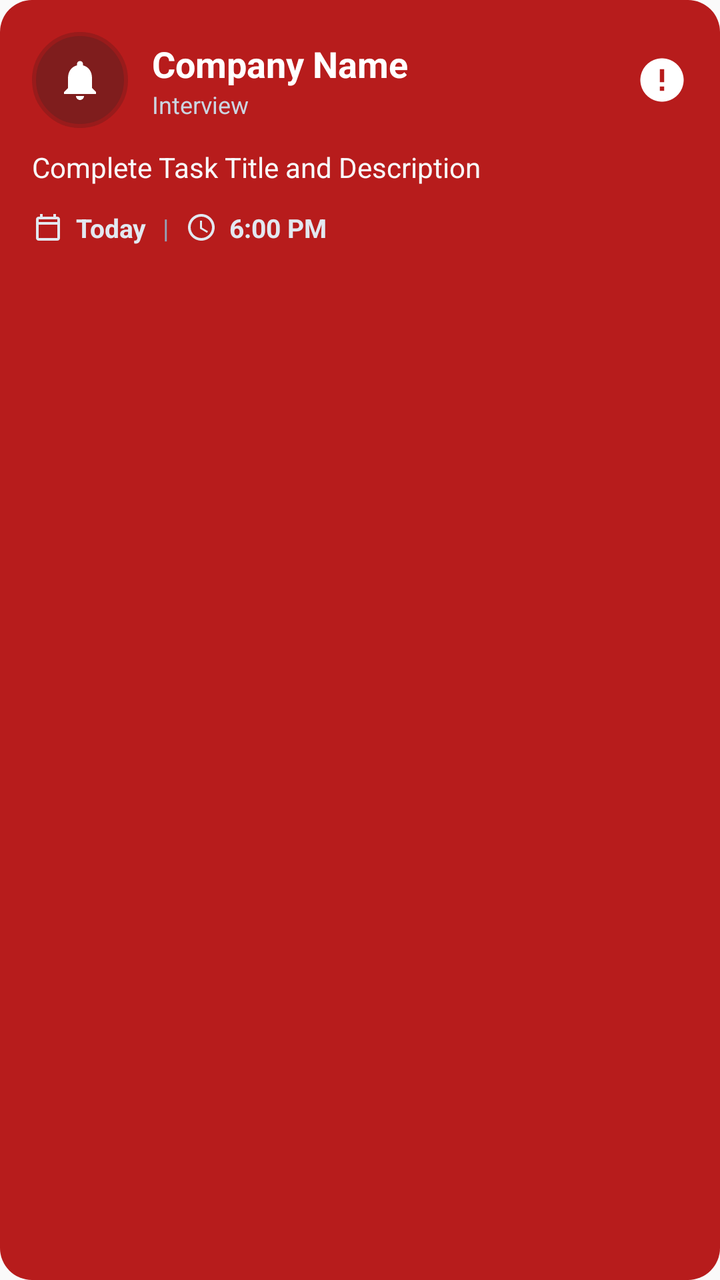
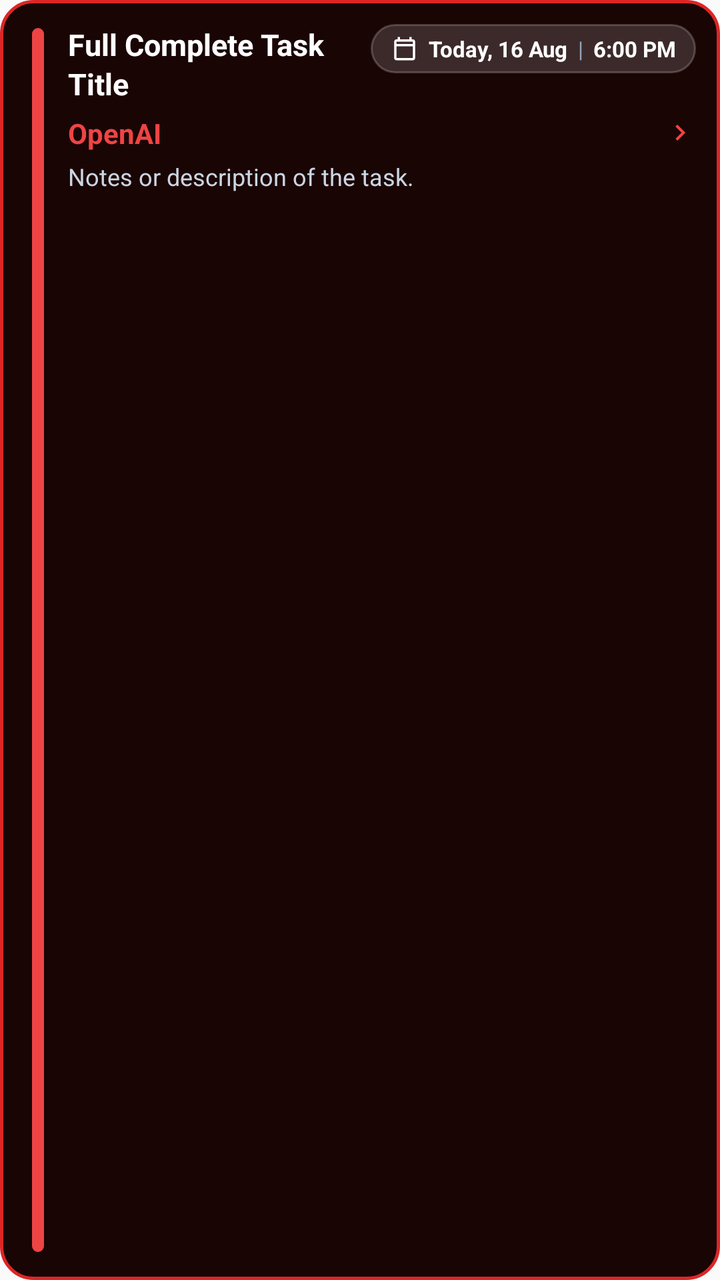

Compare the two renders of this Android layout. The source of the first and the diff that turns it into the second are given below.
<!-- AndroidManifest.xml: application theme Theme.MyReminder -->
<!-- res/layout/notification_task_reminder_expanded.xml -->
<?xml version="1.0" encoding="utf-8"?>
<LinearLayout xmlns:android="http://schemas.android.com/apk/res/android"
    android:id="@+id/notification_card"
    android:layout_width="match_parent"
    android:layout_height="wrap_content"
    android:orientation="vertical"
    android:padding="16dp"
    android:background="@drawable/bg_notification_card_high">

    
    <LinearLayout
        android:layout_width="match_parent"
        android:layout_height="wrap_content"
        android:orientation="horizontal"
        android:gravity="center_vertical">

        
        <FrameLayout
            android:id="@+id/notification_bell_container"
            android:layout_width="48dp"
            android:layout_height="48dp"
            android:layout_marginEnd="12dp"
            android:background="@drawable/bg_bell_circle_high">

            <ImageView
                android:id="@+id/notification_bell_icon"
                android:layout_width="24dp"
                android:layout_height="24dp"
                android:layout_gravity="center"
                android:src="@drawable/ic_notification"
                android:tint="#FFFFFF"
                android:contentDescription="Notification Icon" />
        </FrameLayout>

        
        <LinearLayout
            android:layout_width="0dp"
            android:layout_height="wrap_content"
            android:layout_weight="1"
            android:orientation="vertical">

            <TextView
                android:id="@+id/notification_company"
                android:layout_width="wrap_content"
                android:layout_height="wrap_content"
                android:text="Company Name"
                android:textColor="#FFFFFF"
                android:textSize="18sp"
                android:textStyle="bold" />

            <TextView
                android:id="@+id/notification_type"
                android:layout_width="wrap_content"
                android:layout_height="wrap_content"
                android:text="Interview"
                android:textColor="#CBD5E1"
                android:textSize="12sp" />
        </LinearLayout>

        
        <ImageView
            android:id="@+id/notification_priority_badge"
            android:layout_width="26dp"
            android:layout_height="26dp"
            android:src="@drawable/ic_priority_exclamation"
            android:contentDescription="Priority Alert" />
    </LinearLayout>

    
    <TextView
        android:id="@+id/notification_title"
        android:layout_width="match_parent"
        android:layout_height="wrap_content"
        android:layout_marginTop="10dp"
        android:text="Complete Task Title and Description"
        android:textColor="#F8FAFC"
        android:textSize="14sp"
        android:lineSpacingExtra="2dp"
        android:maxLines="10" />

    
    <TextView
        android:id="@+id/notification_details"
        android:layout_width="match_parent"
        android:layout_height="wrap_content"
        android:layout_marginTop="4dp"
        android:text=""
        android:textColor="#CBD5E1"
        android:textSize="12sp"
        android:visibility="gone" />

    
    <LinearLayout
        android:layout_width="wrap_content"
        android:layout_height="wrap_content"
        android:layout_marginTop="12dp"
        android:orientation="horizontal"
        android:gravity="center_vertical">

        <ImageView
            android:layout_width="16dp"
            android:layout_height="16dp"
            android:src="@drawable/ic_calendar_small"
            android:contentDescription="Calendar" />

        <TextView
            android:id="@+id/notification_date"
            android:layout_width="wrap_content"
            android:layout_height="wrap_content"
            android:layout_marginStart="6dp"
            android:text="Today"
            android:textColor="#E2E8F0"
            android:textSize="13sp"
            android:textStyle="bold" />

        <TextView
            android:layout_width="wrap_content"
            android:layout_height="wrap_content"
            android:layout_marginHorizontal="8dp"
            android:text="|"
            android:textColor="#94A3B8"
            android:textSize="13sp" />

        <ImageView
            android:layout_width="16dp"
            android:layout_height="16dp"
            android:src="@drawable/ic_clock_small"
            android:contentDescription="Clock" />

        <TextView
            android:id="@+id/notification_time"
            android:layout_width="wrap_content"
            android:layout_height="wrap_content"
            android:layout_marginStart="6dp"
            android:text="6:00 PM"
            android:textColor="#E2E8F0"
            android:textSize="13sp"
            android:textStyle="bold" />
    </LinearLayout>

</LinearLayout>
<!-- resources referenced by this layout -->
<resources>
  <!-- drawable bg_bell_circle_high (drawable) -->
  <?xml version="1.0" encoding="utf-8"?>
  <shape xmlns:android="http://schemas.android.com/apk/res/android"
      android:shape="oval">
      <solid android:color="#7F1D1D" />
      <stroke
          android:width="2dp"
          android:color="#991B1B" />
  </shape>
  <!-- drawable bg_notification_card_high (drawable) -->
  <?xml version="1.0" encoding="utf-8"?>
  <shape xmlns:android="http://schemas.android.com/apk/res/android"
      android:shape="rectangle">
      <solid android:color="#B71C1C" />
      <corners android:radius="16dp" />
  </shape>
  <!-- drawable ic_calendar_small (drawable) -->
  <vector xmlns:android="http://schemas.android.com/apk/res/android"
      android:width="16dp"
      android:height="16dp"
      android:viewportWidth="24"
      android:viewportHeight="24">
      <path
          android:fillColor="#E2E8F0"
          android:pathData="M19,4h-1V2h-2v2H8V2H6v2H5C3.89,4 3.01,4.9 3.01,6L3,20c0,1.1 0.89,2 2,2h14c1.1,0 2,-0.9 2,-2V6c0,-1.1 -0.9,-2 -2,-2zM19,20H5V10h14v10zM19,8H5V6h14v2z" />
  </vector>
  <!-- drawable ic_clock_small (drawable) -->
  <vector xmlns:android="http://schemas.android.com/apk/res/android"
      android:width="16dp"
      android:height="16dp"
      android:viewportWidth="24"
      android:viewportHeight="24">
      <path
          android:fillColor="#E2E8F0"
          android:pathData="M11.99,2C6.47,2 2,6.48 2,12s4.47,10 9.99,10C17.52,22 22,17.52 22,12S17.52,2 11.99,2zM12,20c-4.42,0 -8,-3.58 -8,-8s3.58,-8 8,-8 8,3.58 8,8 -3.58,8 -8,8zM12.5,7H11v6l5.25,3.15 0.75,-1.23 -4.5,-2.67z" />
  </vector>
  <!-- drawable ic_notification (drawable) -->
  <vector xmlns:android="http://schemas.android.com/apk/res/android"
      android:width="24dp"
      android:height="24dp"
      android:viewportWidth="24"
      android:viewportHeight="24">
      <path
          android:fillColor="#FFFFFF"
          android:pathData="M12,22c1.1,0 2,-0.9 2,-2h-4c0,1.1 0.9,2 2,2zM18,16v-5c0,-3.07 -1.63,-5.64 -4.5,-6.32V4c0,-0.83 -0.67,-1.5 -1.5,-1.5s-1.5,0.67 -1.5,1.5v0.68C7.64,5.36 6,7.92 6,11v5l-2,2v1h16v-1l-2,-2z" />
  </vector>
  <!-- drawable ic_priority_exclamation (drawable) -->
  <vector xmlns:android="http://schemas.android.com/apk/res/android"
      android:width="20dp"
      android:height="20dp"
      android:viewportWidth="24"
      android:viewportHeight="24">
      <path
          android:fillColor="#FFFFFF"
          android:pathData="M12,2C6.48,2 2,6.48 2,12s4.48,10 10,10 10,-4.48 10,-10S17.52,2 12,2zM13,17h-2v-2h2v2zM13,13h-2V7h2v6z" />
  </vector>
  <style name="Theme.MyReminder" parent="android:Theme.Material.Light.NoActionBar" />
</resources>

<!-- the commit's change to res/layout/notification_task_reminder_expanded.xml (unified diff, before → after) -->
@@ -3,139 +3,133 @@
     android:id="@+id/notification_card"
     android:layout_width="match_parent"
     android:layout_height="wrap_content"
-    android:orientation="vertical"
-    android:padding="16dp"
-    android:background="@drawable/bg_notification_card_high">
+    android:orientation="horizontal"
+    android:padding="12dp"
+    android:background="@drawable/bg_notification_card_v2_high"
+    android:gravity="top">
+
+    
+    <View
+        android:id="@+id/notification_priority_pill"
+        android:layout_width="6dp"
+        android:layout_height="match_parent"
+        android:layout_marginStart="4dp"
+        android:layout_marginEnd="12dp"
+        android:layout_marginVertical="2dp"
+        android:background="@drawable/bg_priority_pill_high" />
 
     
     <LinearLayout
-        android:layout_width="match_parent"
+        android:layout_width="0dp"
         android:layout_height="wrap_content"
-        android:orientation="horizontal"
-        android:gravity="center_vertical">
-
-        
-        <FrameLayout
-            android:id="@+id/notification_bell_container"
-            android:layout_width="48dp"
-            android:layout_height="48dp"
-            android:layout_marginEnd="12dp"
-            android:background="@drawable/bg_bell_circle_high">
-
-            <ImageView
-                android:id="@+id/notification_bell_icon"
-                android:layout_width="24dp"
-                android:layout_height="24dp"
-                android:layout_gravity="center"
-                android:src="@drawable/ic_notification"
-                android:tint="#FFFFFF"
-                android:contentDescription="Notification Icon" />
-        </FrameLayout>
+        android:layout_weight="1"
+        android:orientation="vertical">
 
         
         <LinearLayout
-            android:layout_width="0dp"
+            android:layout_width="match_parent"
             android:layout_height="wrap_content"
-            android:layout_weight="1"
-            android:orientation="vertical">
+            android:orientation="horizontal"
+            android:gravity="top">
+
+            <TextView
+                android:id="@+id/notification_title"
+                android:layout_width="0dp"
+                android:layout_height="wrap_content"
+                android:layout_weight="1"
+                android:layout_marginEnd="8dp"
+                android:text="Full Complete Task Title"
+                android:textColor="#FFFFFF"
+                android:textSize="15sp"
+                android:textStyle="bold"
+                android:lineSpacingExtra="2dp"
+                android:maxLines="10" />
+
+            
+            <LinearLayout
+                android:id="@+id/notification_datetime_capsule"
+                android:layout_width="wrap_content"
+                android:layout_height="wrap_content"
+                android:orientation="horizontal"
+                android:gravity="center_vertical"
+                android:background="@drawable/bg_datetime_capsule"
+                android:paddingHorizontal="10dp"
+                android:paddingVertical="5dp">
+
+                <ImageView
+                    android:layout_width="14dp"
+                    android:layout_height="14dp"
+                    android:src="@drawable/ic_calendar_small"
+                    android:tint="#FFFFFF"
+                    android:contentDescription="Calendar" />
+
+                <TextView
+                    android:id="@+id/notification_date"
+                    android:layout_width="wrap_content"
+                    android:layout_height="wrap_content"
+                    android:layout_marginStart="5dp"
+                    android:text="Today, 16 Aug"
+                    android:textColor="#FFFFFF"
+                    android:textSize="11sp"
+                    android:textStyle="bold" />
+
+                <TextView
+                    android:layout_width="wrap_content"
+                    android:layout_height="wrap_content"
+                    android:layout_marginHorizontal="5dp"
+                    android:text="|"
+                    android:textColor="#94A3B8"
+                    android:textSize="11sp" />
+
+                <TextView
+                    android:id="@+id/notification_time"
+                    android:layout_width="wrap_content"
+                    android:layout_height="wrap_content"
+                    android:text="6:00 PM"
+                    android:textColor="#FFFFFF"
+                    android:textSize="11sp"
+                    android:textStyle="bold" />
+            </LinearLayout>
+        </LinearLayout>
+
+        
+        <LinearLayout
+            android:layout_width="match_parent"
+            android:layout_height="wrap_content"
+            android:layout_marginTop="5dp"
+            android:orientation="horizontal"
+            android:gravity="center_vertical">
 
             <TextView
                 android:id="@+id/notification_company"
-                android:layout_width="wrap_content"
+                android:layout_width="0dp"
                 android:layout_height="wrap_content"
-                android:text="Company Name"
-                android:textColor="#FFFFFF"
-                android:textSize="18sp"
+                android:layout_weight="1"
+                android:text="OpenAI"
+                android:textColor="#EF4444"
+                android:textSize="14sp"
                 android:textStyle="bold" />
 
-            <TextView
-                android:id="@+id/notification_type"
-                android:layout_width="wrap_content"
-                android:layout_height="wrap_content"
-                android:text="Interview"
-                android:textColor="#CBD5E1"
-                android:textSize="12sp" />
+            <ImageView
+                android:id="@+id/notification_chevron"
+                android:layout_width="16dp"
+                android:layout_height="16dp"
+                android:src="@drawable/ic_chevron_right"
+                android:contentDescription="Chevron" />
         </LinearLayout>
 
         
-        <ImageView
-            android:id="@+id/notification_priority_badge"
-            android:layout_width="26dp"
-            android:layout_height="26dp"
-            android:src="@drawable/ic_priority_exclamation"
-            android:contentDescription="Priority Alert" />
-    </LinearLayout>
+        <TextView
+            android:id="@+id/notification_notes"
+            android:layout_width="match_parent"
+            android:layout_height="wrap_content"
+            android:layout_marginTop="4dp"
+            android:text="Notes or description of the task."
+            android:textColor="#CBD5E1"
+            android:textSize="12sp"
+            android:lineSpacingExtra="1dp"
+            android:maxLines="10" />
 
-    
-    <TextView
-        android:id="@+id/notification_title"
-        android:layout_width="match_parent"
-        android:layout_height="wrap_content"
-        android:layout_marginTop="10dp"
-        android:text="Complete Task Title and Description"
-        android:textColor="#F8FAFC"
-        android:textSize="14sp"
-        android:lineSpacingExtra="2dp"
-        android:maxLines="10" />
-
-    
-    <TextView
-        android:id="@+id/notification_details"
-        android:layout_width="match_parent"
-        android:layout_height="wrap_content"
-        android:layout_marginTop="4dp"
-        android:text=""
-        android:textColor="#CBD5E1"
-        android:textSize="12sp"
-        android:visibility="gone" />
-
-    
-    <LinearLayout
-        android:layout_width="wrap_content"
-        android:layout_height="wrap_content"
-        android:layout_marginTop="12dp"
-        android:orientation="horizontal"
-        android:gravity="center_vertical">
-
-        <ImageView
-            android:layout_width="16dp"
-            android:layout_height="16dp"
-            android:src="@drawable/ic_calendar_small"
-            android:contentDescription="Calendar" />
-
-        <TextView
-            android:id="@+id/notification_date"
-            android:layout_width="wrap_content"
-            android:layout_height="wrap_content"
-            android:layout_marginStart="6dp"
-            android:text="Today"
-            android:textColor="#E2E8F0"
-            android:textSize="13sp"
-            android:textStyle="bold" />
-
-        <TextView
-            android:layout_width="wrap_content"
-            android:layout_height="wrap_content"
-            android:layout_marginHorizontal="8dp"
-            android:text="|"
-            android:textColor="#94A3B8"
-            android:textSize="13sp" />
-
-        <ImageView
-            android:layout_width="16dp"
-            android:layout_height="16dp"
-            android:src="@drawable/ic_clock_small"
-            android:contentDescription="Clock" />
-
-        <TextView
-            android:id="@+id/notification_time"
-            android:layout_width="wrap_content"
-            android:layout_height="wrap_content"
-            android:layout_marginStart="6dp"
-            android:text="6:00 PM"
-            android:textColor="#E2E8F0"
-            android:textSize="13sp"
-            android:textStyle="bold" />
     </LinearLayout>
 
 </LinearLayout>
<!-- resource entries referenced after the edit -->
@@ -1,20 +1,31 @@
 <!-- resources referenced by this layout -->
 <resources>
-  <!-- drawable bg_bell_circle_high (drawable) -->
-  <?xml version="1.0" encoding="utf-8"?>
-  <shape xmlns:android="http://schemas.android.com/apk/res/android"
-      android:shape="oval">
-      <solid android:color="#7F1D1D" />
-      <stroke
-          android:width="2dp"
-          android:color="#991B1B" />
-  </shape>
-  <!-- drawable bg_notification_card_high (drawable) -->
+  <!-- drawable bg_datetime_capsule (drawable) -->
   <?xml version="1.0" encoding="utf-8"?>
   <shape xmlns:android="http://schemas.android.com/apk/res/android"
       android:shape="rectangle">
-      <solid android:color="#B71C1C" />
+      <solid android:color="#26FFFFFF" />
+      <stroke
+          android:width="1dp"
+          android:color="#33FFFFFF" />
+      <corners android:radius="20dp" />
+  </shape>
+  <!-- drawable bg_notification_card_v2_high (drawable) -->
+  <?xml version="1.0" encoding="utf-8"?>
+  <shape xmlns:android="http://schemas.android.com/apk/res/android"
+      android:shape="rectangle">
+      <solid android:color="#1A0505" />
+      <stroke
+          android:width="1.5dp"
+          android:color="#DC2626" />
       <corners android:radius="16dp" />
+  </shape>
+  <!-- drawable bg_priority_pill_high (drawable) -->
+  <?xml version="1.0" encoding="utf-8"?>
+  <shape xmlns:android="http://schemas.android.com/apk/res/android"
+      android:shape="rectangle">
+      <solid android:color="#EF4444" />
+      <corners android:radius="8dp" />
   </shape>
   <!-- drawable ic_calendar_small (drawable) -->
   <vector xmlns:android="http://schemas.android.com/apk/res/android"
@@ -26,35 +37,15 @@
           android:fillColor="#E2E8F0"
           android:pathData="M19,4h-1V2h-2v2H8V2H6v2H5C3.89,4 3.01,4.9 3.01,6L3,20c0,1.1 0.89,2 2,2h14c1.1,0 2,-0.9 2,-2V6c0,-1.1 -0.9,-2 -2,-2zM19,20H5V10h14v10zM19,8H5V6h14v2z" />
   </vector>
-  <!-- drawable ic_clock_small (drawable) -->
-  <vector xmlns:android="http://schemas.android.com/apk/res/android"
-      android:width="16dp"
-      android:height="16dp"
-      android:viewportWidth="24"
-      android:viewportHeight="24">
-      <path
-          android:fillColor="#E2E8F0"
-          android:pathData="M11.99,2C6.47,2 2,6.48 2,12s4.47,10 9.99,10C17.52,22 22,17.52 22,12S17.52,2 11.99,2zM12,20c-4.42,0 -8,-3.58 -8,-8s3.58,-8 8,-8 8,3.58 8,8 -3.58,8 -8,8zM12.5,7H11v6l5.25,3.15 0.75,-1.23 -4.5,-2.67z" />
-  </vector>
-  <!-- drawable ic_notification (drawable) -->
-  <vector xmlns:android="http://schemas.android.com/apk/res/android"
-      android:width="24dp"
-      android:height="24dp"
-      android:viewportWidth="24"
-      android:viewportHeight="24">
-      <path
-          android:fillColor="#FFFFFF"
-          android:pathData="M12,22c1.1,0 2,-0.9 2,-2h-4c0,1.1 0.9,2 2,2zM18,16v-5c0,-3.07 -1.63,-5.64 -4.5,-6.32V4c0,-0.83 -0.67,-1.5 -1.5,-1.5s-1.5,0.67 -1.5,1.5v0.68C7.64,5.36 6,7.92 6,11v5l-2,2v1h16v-1l-2,-2z" />
-  </vector>
-  <!-- drawable ic_priority_exclamation (drawable) -->
+  <!-- drawable ic_chevron_right (drawable) -->
   <vector xmlns:android="http://schemas.android.com/apk/res/android"
       android:width="20dp"
       android:height="20dp"
       android:viewportWidth="24"
       android:viewportHeight="24">
       <path
-          android:fillColor="#FFFFFF"
-          android:pathData="M12,2C6.48,2 2,6.48 2,12s4.48,10 10,10 10,-4.48 10,-10S17.52,2 12,2zM13,17h-2v-2h2v2zM13,13h-2V7h2v6z" />
+          android:fillColor="#EF4444"
+          android:pathData="M10,6L8.59,7.41 13.17,12l-4.58,4.59L10,18l6,-6z" />
   </vector>
   <style name="Theme.MyReminder" parent="android:Theme.Material.Light.NoActionBar" />
 </resources>
